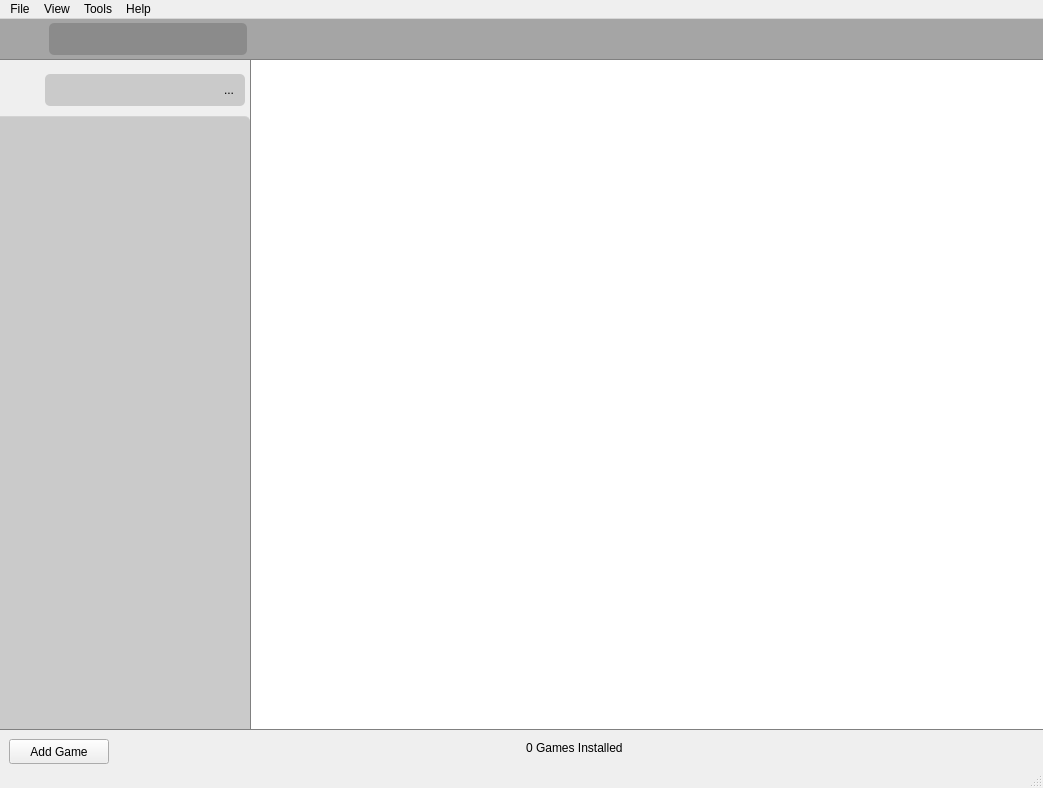
Above: atlas/ui/mainwindow.ui from KJNeko/Atlas before the change. Below: the same form after it.
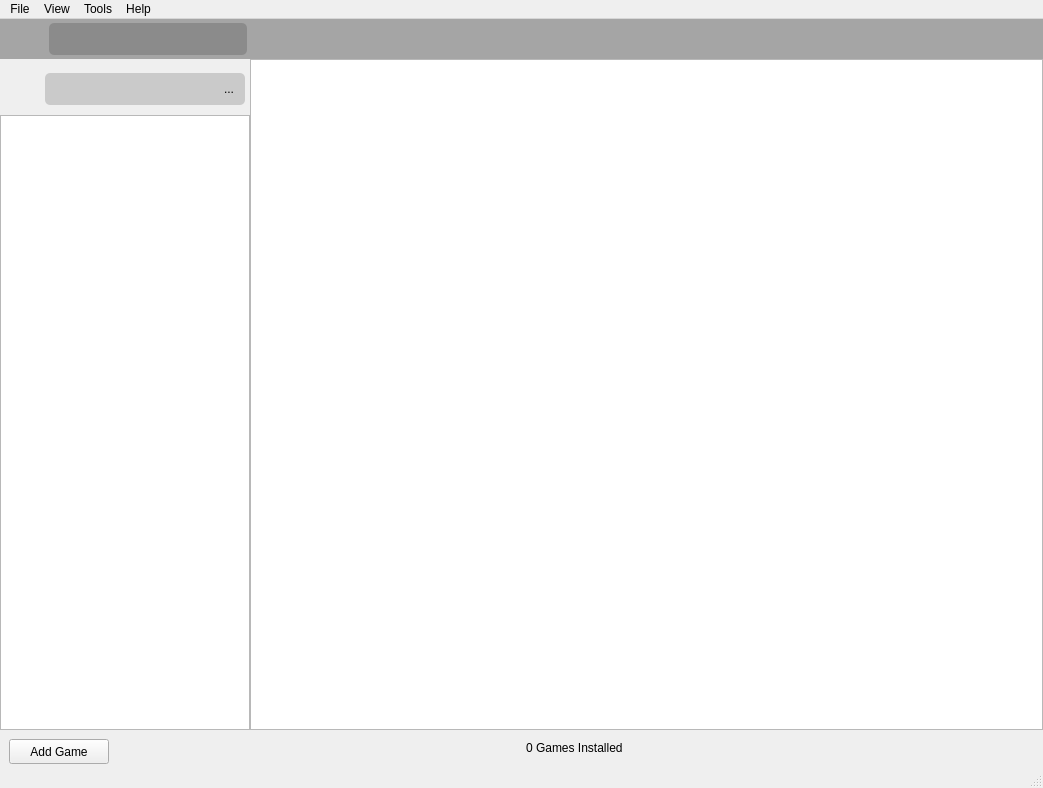
That is the form after the change. Icons and pictures are not drawn. Custom widgets are drawn as their Qt base class.

Commit message: ui updates. before gamewidget changes

```diff
--- a/atlas/ui/mainwindow.ui
+++ b/atlas/ui/mainwindow.ui
@@ -78,9 +78,7 @@
        </size>
       </property>
       <property name="styleSheet">
-       <string notr="true">#NavFrame{
-border-top: 1px solid gray;
-}</string>
+       <string notr="true"/>
       </property>
       <property name="frameShape">
        <enum>QFrame::NoFrame</enum>
@@ -307,12 +305,7 @@
        <item row="4" column="0" colspan="3">
         <widget class="QTreeView" name="gamesTree">
          <property name="styleSheet">
-          <string notr="true">    border: 0px;
-    border-bottom: 1px solid gray;
-    border-top: 1px solid lightgray;
-    background-color: rgb(202, 202, 202);
-    border-top-right-radius: 5px;
-    border-top-left-radius: 5x;</string>
+          <string notr="true"/>
          </property>
         </widget>
        </item>
@@ -628,10 +621,7 @@
         <item row="0" column="0">
          <widget class="RecordListView" name="recordView">
           <property name="styleSheet">
-           <string notr="true">    border: 0px;
-    border-top: 1px solid gray;
-    border-bottom: 1px solid gray;
-    border-left: 1px solid gray;</string>
+           <string notr="true"/>
           </property>
           <property name="movement">
            <enum>QListView::Free</enum>
```
The commit also changes 5 other files.
